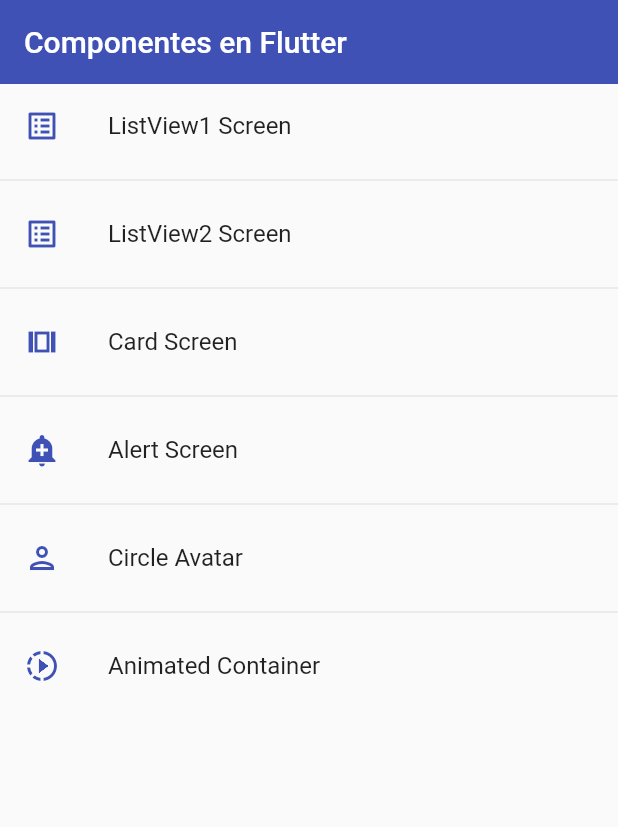
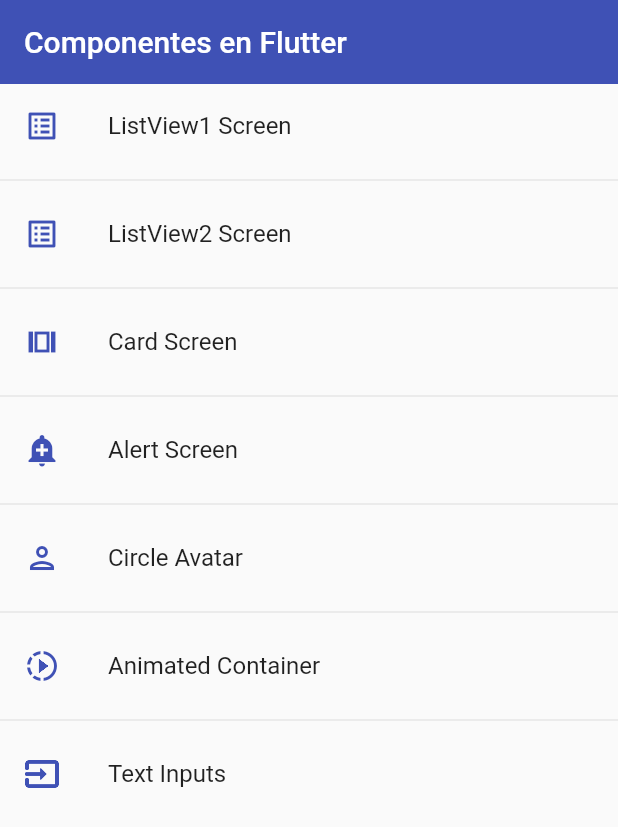
Before and after one commit to Coihue555/flutter-components, a Flutter app: the screen it shows after launch, on a phone screen of 412 x 824 dp. Shown: the top 827 px of the screen. Run offline on Flutter 3.47's test engine with Material 2 defaults, Android fonts, the phone set to English and light mode, and no system bars.

```diff
--- a/flutter_components/lib/routes/app_routes.dart
+++ b/flutter_components/lib/routes/app_routes.dart
@@ -13,6 +13,7 @@ class AppRoutes{
     MenuOption(route: 'alert', name: 'Alert Screen', screen: const AlertScreen(), icon: Icons.add_alert),
     MenuOption(route: 'avatar', name: 'Circle Avatar', screen: const AvatarScreen(), icon: Icons.person_outlined),
     MenuOption(route: 'animated', name: 'Animated Container', screen: const AnimatedScreen(), icon: Icons.slow_motion_video),
+    MenuOption(route: 'inputs', name: 'Text Inputs', screen: const InputScreen(), icon: Icons.input_outlined),
   ];
 
   static Map<String, Widget Function(BuildContext)> getAppRoutes(){
--- a/flutter_components/lib/theme/app_theme.dart
+++ b/flutter_components/lib/theme/app_theme.dart
@@ -25,10 +25,36 @@ class AppTheme{
         //ElevatedButton
         elevatedButtonTheme: ElevatedButtonThemeData(
           style: ElevatedButton.styleFrom(
-          primary: Colors.indigo,
-          shape: const StadiumBorder(),
-          elevation: 0
-        )
+            primary: Colors.indigo,
+            shape: const StadiumBorder(),
+            elevation: 0
+          )
+        ),
+        //inputs
+        inputDecorationTheme: const InputDecorationTheme(
+          floatingLabelStyle: TextStyle( color: primary ),
+          enabledBorder: OutlineInputBorder(
+            borderSide: BorderSide(color: primary),
+            borderRadius: BorderRadius.only(
+              bottomLeft: Radius.circular(10),
+              topRight: Radius.circular(10)
+            )
+          ),
+
+          focusedBorder: OutlineInputBorder(
+            borderSide: BorderSide(color: primary),
+            borderRadius: BorderRadius.only(
+              bottomLeft: Radius.circular(10),
+              topRight: Radius.circular(10)
+            )
+          ),
+
+          border: OutlineInputBorder(
+            borderRadius: BorderRadius.only(
+              bottomLeft: Radius.circular(10),
+              topRight: Radius.circular(10)
+            )
+          )
 
         )
 
--- a/flutter_components/lib/widgets/widgets.dart
+++ b/flutter_components/lib/widgets/widgets.dart
@@ -1,2 +1,3 @@
 export 'package:flutter_components/widgets/custom_card_type_1.dart';
 export 'package:flutter_components/widgets/custom_card_type_2.dart';
+export 'package:flutter_components/widgets/custom_input_field.dart';
```
Also changed, not shown: flutter_components/lib/screens/input_screen.dart (+21 -3 lines), flutter_components/lib/widgets/custom_input_field.dart (added, +50 -0 lines).
